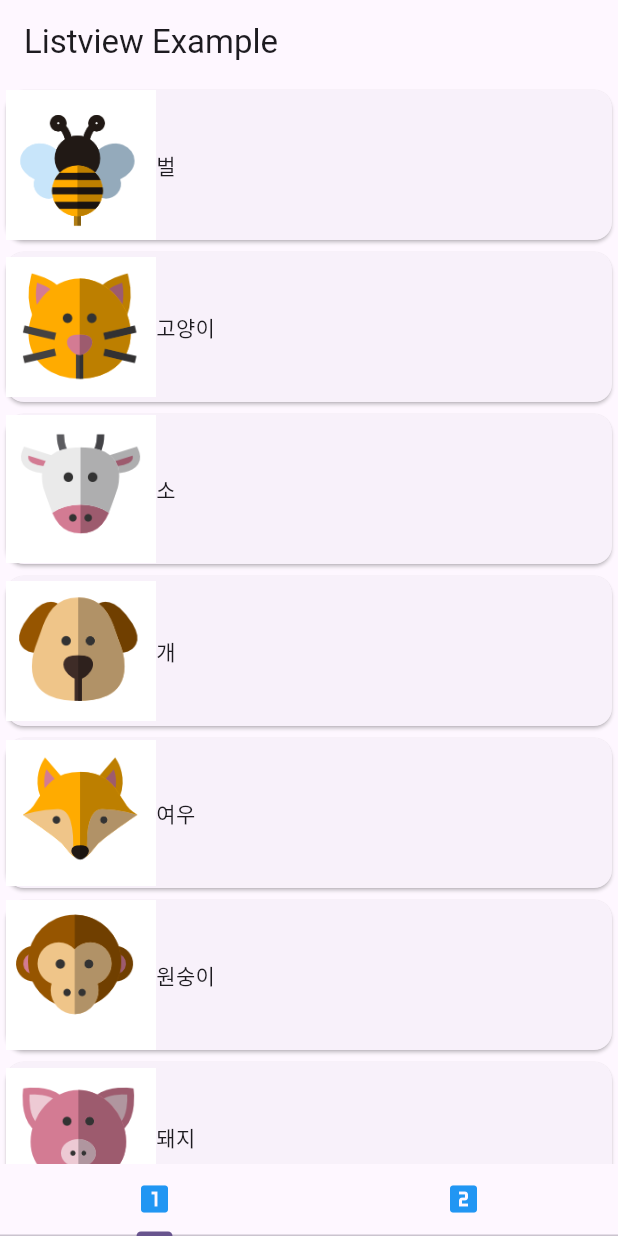
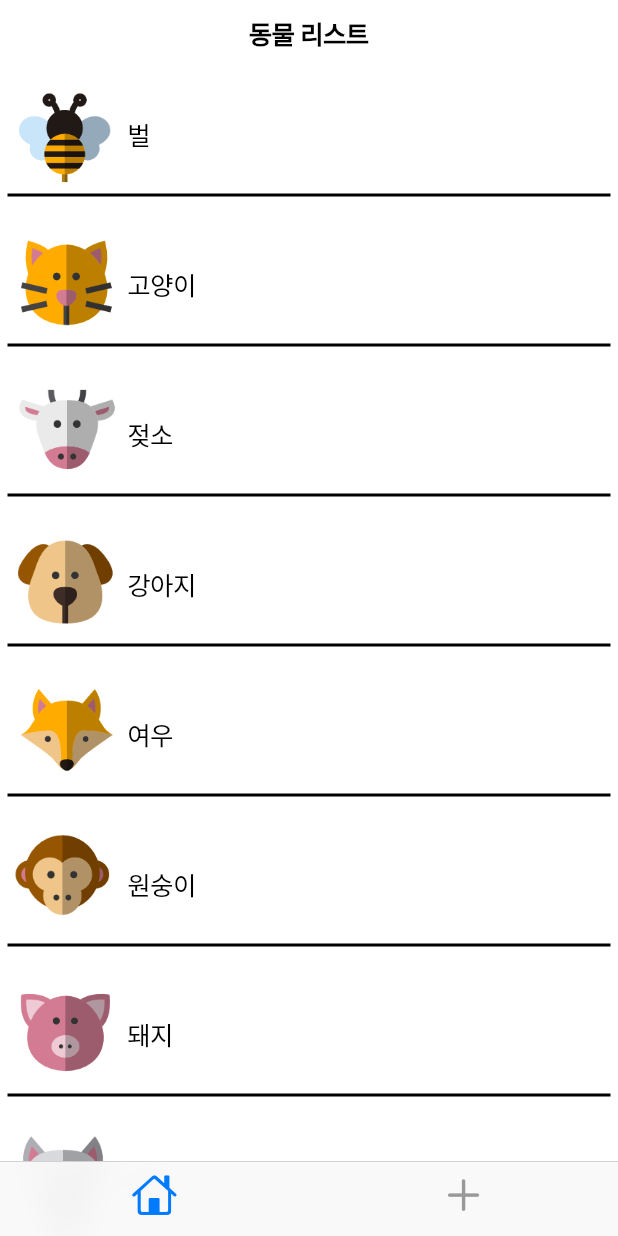
Before and after one commit to Caution-Sun/Flutter_Study, a Flutter app: the screen it shows after launch, on a phone screen of 412 x 824 dp. Run offline on Flutter 3.47's test engine with Material 3 defaults, Android fonts, the phone set to English and light mode, and no system bars.

Commit message:
cupertinoWidget-1

```diff
--- /dev/null
+++ b/listview_example/lib/cupertinoMain.dart
@@ -0,0 +1,61 @@
+import 'package:flutter/cupertino.dart';
+import 'package:listview_example/iosSub/cupertinoFirstPage.dart';
+import 'animalItem.dart';
+
+class CupertinoMain extends StatefulWidget {
+  @override
+  State<StatefulWidget> createState() {
+    return _CupertinoMain();
+  }
+}
+
+class _CupertinoMain extends State<CupertinoMain> {
+  CupertinoTabBar? tabBar;
+  List<Animal> animalList = List.empty(growable: true);
+
+  @override
+  Widget build(BuildContext context) {
+    return CupertinoApp(
+      home: CupertinoTabScaffold(
+          tabBar: tabBar!,
+          tabBuilder: (context, value) {
+            if (value == 0) {
+              return CupertinoFirstPage(animalList: animalList);
+            } else {
+              return Container(
+                child: Center(
+                  child: Text('cupertino tab 2'),
+                ),
+              );
+            }
+          }),
+    );
+  }
+
+  @override
+  void initState() {
+    super.initState();
+
+    tabBar = CupertinoTabBar(items: <BottomNavigationBarItem>[
+      BottomNavigationBarItem(icon: Icon(CupertinoIcons.home)),
+      BottomNavigationBarItem(icon: Icon(CupertinoIcons.add))
+    ]);
+
+    animalList.add(
+        Animal(animalName: "벌", kind: "곤충", imagePath: "repo/images/bee.png"));
+    animalList.add(Animal(
+        animalName: "고양이", kind: "포유류", imagePath: "repo/images/cat.png"));
+    animalList.add(Animal(
+        animalName: "젖소", kind: "포유류", imagePath: "repo/images/cow.png"));
+    animalList.add(Animal(
+        animalName: "강아지", kind: "포유류", imagePath: "repo/images/dog.png"));
+    animalList.add(Animal(
+        animalName: "여우", kind: "포유류", imagePath: "repo/images/fox.png"));
+    animalList.add(Animal(
+        animalName: "원숭이", kind: "포유류", imagePath: "repo/images/monkey.png"));
+    animalList.add(Animal(
+        animalName: "돼지", kind: "포유류", imagePath: "repo/images/pig.png"));
+    animalList.add(Animal(
+        animalName: "늑대", kind: "포유류", imagePath: "repo/images/wolf.png"));
+  }
+}
--- /dev/null
+++ b/listview_example/lib/iosSub/cupertinoFirstPage.dart
@@ -0,0 +1,46 @@
+import 'package:flutter/material.dart';
+import 'package:flutter/cupertino.dart';
+import '../animalItem.dart';
+
+class CupertinoFirstPage extends StatelessWidget {
+  final List<Animal> animalList;
+
+  const CupertinoFirstPage({Key? key, required this.animalList})
+      : super(key: key);
+
+  @override
+  Widget build(BuildContext context) {
+    return CupertinoPageScaffold(
+      navigationBar: CupertinoNavigationBar(
+        middle: Text('동물 리스트'),
+      ),
+      child: ListView.builder(
+          itemBuilder: (context, index) {
+            return Container(
+              padding: EdgeInsets.all(5),
+              height: 100,
+              child: Column(
+                children: <Widget>[
+                  Row(
+                    children: <Widget>[
+                      Image.asset(
+                        animalList[index].imagePath!,
+                        fit: BoxFit.contain,
+                        width: 80,
+                        height: 80,
+                      ),
+                      Text(animalList[index].animalName!)
+                    ],
+                  ),
+                  Container(
+                    height: 2,
+                    color: CupertinoColors.black,
+                  )
+                ],
+              ),
+            );
+          },
+          itemCount: animalList.length),
+    );
+  }
+}
--- a/listview_example/lib/main.dart
+++ b/listview_example/lib/main.dart
@@ -2,9 +2,10 @@ import 'package:flutter/material.dart';
 import 'package:listview_example/sub/firstPage.dart';
 import 'package:listview_example/sub/secondPage.dart';
 import 'animalItem.dart';
+import './cupertinoMain.dart';
 
 void main() {
-  runApp(const MyApp());
+  runApp(CupertinoMain());
 }
 
 class MyApp extends StatelessWidget {
```
